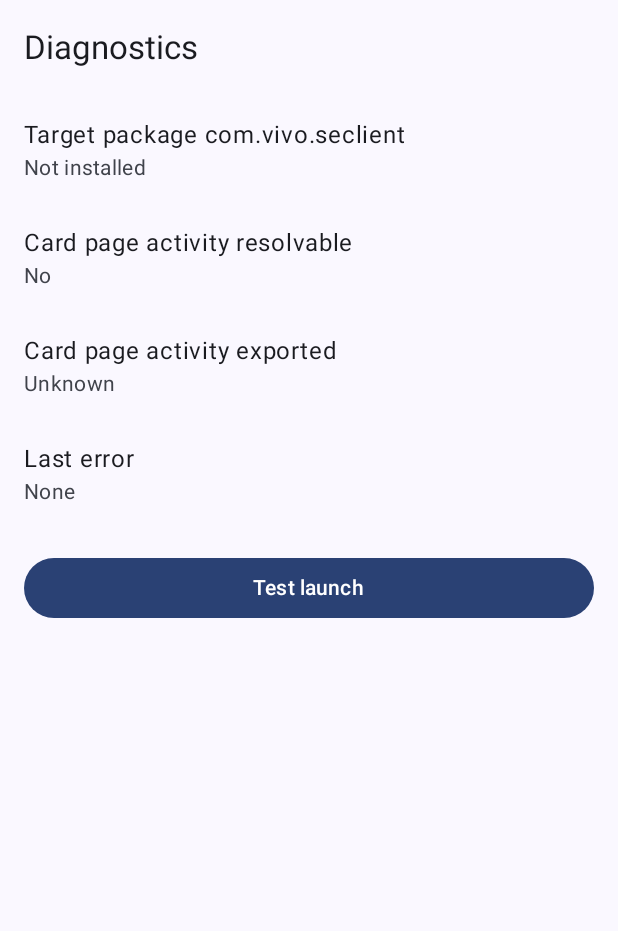
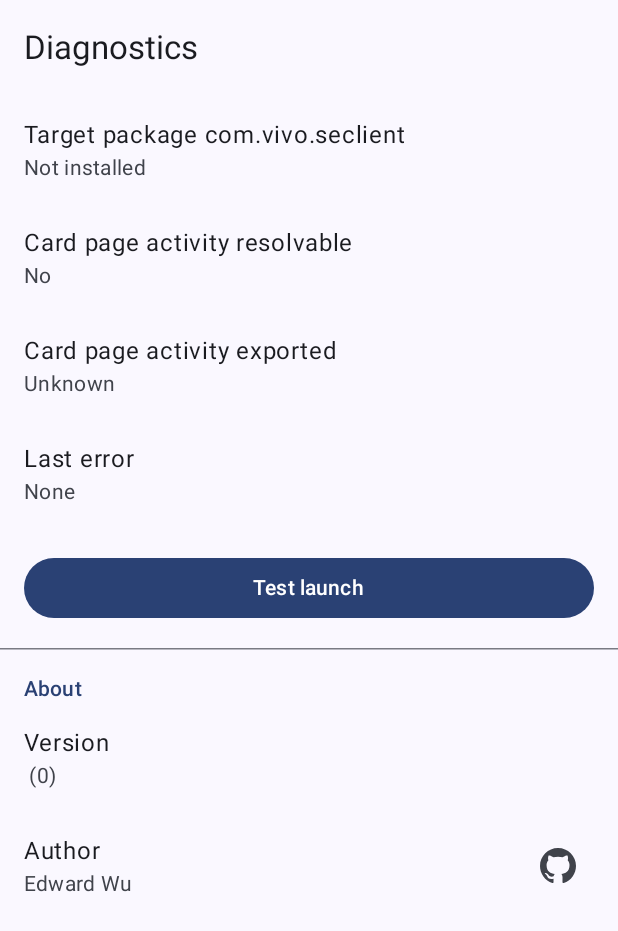
Before and after one commit to bluehomewu/TapPass, an Android app built with Jetpack Compose: the MainActivity screen opened directly, with no data from a screen before it, on a phone screen of 412 x 824 dp. Shown: the top 931 px of the screen. Run offline under Robolectric (Android 15) with nearby library versions, the phone set to English and light mode, and no system bars.

Commit message:
feat: add an About section with version and author
Show which build is installed when checking a problem, and credit the
author with a link to the GitHub profile.

- Add an About section below the diagnostics showing the app version
  name and code, read from PackageManager so BuildConfig stays off.
- Show the author with a GitHub icon button that opens
  https://github.com/bluehomewu.
- Add ic_github, the Octicons GitHub mark (MIT), as a vector drawable
  tinted by the theme.
- Add the About strings in en / zh-rTW / zh-rCN; the author name is
  untranslatable.
- Bump the version to 1.4.0 (code 5).

Signed-off-by: EdwardWu <bluehome.wu@gmail.com>

```diff
--- a/app/build.gradle.kts
+++ b/app/build.gradle.kts
@@ -13,8 +13,8 @@ android {
         applicationId = "tw.bluehomewu.tappass"
         minSdk = 30
         targetSdk = 37
-        versionCode = 4
-        versionName = "1.3.0"
+        versionCode = 5
+        versionName = "1.4.0"
 
         testInstrumentationRunner = "androidx.test.runner.AndroidJUnitRunner"
     }
--- a/app/src/main/java/tw/bluehomewu/tappass/MainActivity.kt
+++ b/app/src/main/java/tw/bluehomewu/tappass/MainActivity.kt
@@ -13,7 +13,11 @@ import androidx.compose.foundation.rememberScrollState
 import androidx.compose.foundation.verticalScroll
 import androidx.compose.material3.Button
 import androidx.compose.material3.ExperimentalMaterial3Api
+import androidx.compose.material3.HorizontalDivider
+import androidx.compose.material3.Icon
+import androidx.compose.material3.IconButton
 import androidx.compose.material3.ListItem
+import androidx.compose.material3.MaterialTheme
 import androidx.compose.material3.Scaffold
 import androidx.compose.material3.Text
 import androidx.compose.material3.TextButton
@@ -23,6 +27,8 @@ import androidx.compose.runtime.getValue
 import androidx.compose.runtime.mutableStateOf
 import androidx.compose.runtime.setValue
 import androidx.compose.ui.Modifier
+import androidx.compose.ui.platform.LocalUriHandler
+import androidx.compose.ui.res.painterResource
 import androidx.compose.ui.res.stringResource
 import androidx.compose.ui.unit.dp
 import tw.bluehomewu.tappass.ui.theme.TapPassTheme
@@ -40,6 +46,10 @@ class MainActivity : ComponentActivity() {
         val exported: Boolean?,
         val lastError: Pair<String, Long>?,
     )
+
+    private companion object {
+        const val GITHUB_URL = "https://github.com/bluehomewu"
+    }
 
     private var status by mutableStateOf<Status?>(null)
 
@@ -124,8 +134,39 @@ class MainActivity : ComponentActivity() {
                 ) {
                     Text(stringResource(R.string.diag_test_launch))
                 }
+                AboutSection()
             }
         }
+    }
+
+    @Composable
+    private fun AboutSection() {
+        // 自己的套件一定查得到
+        val self = packageManager.getPackageInfo(packageName, 0)
+        val uriHandler = LocalUriHandler.current
+        HorizontalDivider()
+        Text(
+            stringResource(R.string.about_title),
+            modifier = Modifier.padding(start = 16.dp, top = 16.dp, end = 16.dp),
+            style = MaterialTheme.typography.titleSmall,
+            color = MaterialTheme.colorScheme.primary,
+        )
+        Row(
+            stringResource(R.string.about_version),
+            stringResource(R.string.about_version_value, self.versionName.orEmpty(), self.longVersionCode),
+        )
+        Row(
+            stringResource(R.string.about_author),
+            stringResource(R.string.author_name),
+            trailing = {
+                IconButton(onClick = { uriHandler.openUri(GITHUB_URL) }) {
+                    Icon(
+                        painterResource(R.drawable.ic_github),
+                        contentDescription = stringResource(R.string.about_github),
+                    )
+                }
+            },
+        )
     }
 
     @Composable
--- /dev/null
+++ b/app/src/main/res/drawable/ic_github.xml
@@ -0,0 +1,11 @@
+<?xml version="1.0" encoding="utf-8"?>
+<!-- GitHub mark（Octicons mark-github，MIT License）；顏色由 Compose Icon 的 tint 決定 -->
+<vector xmlns:android="http://schemas.android.com/apk/res/android"
+    android:width="24dp"
+    android:height="24dp"
+    android:viewportWidth="16"
+    android:viewportHeight="16">
+    <path
+        android:fillColor="#FF000000"
+        android:pathData="M8,0c4.42,0 8,3.58 8,8a8.013,8.013 0,0 1,-5.45 7.59c-0.4,0.08 -0.55,-0.17 -0.55,-0.38 0,-0.27 0.01,-1.13 0.01,-2.2 0,-0.75 -0.25,-1.23 -0.54,-1.48 1.78,-0.2 3.65,-0.88 3.65,-3.95 0,-0.88 -0.31,-1.59 -0.82,-2.15 0.08,-0.2 0.36,-1.02 -0.08,-2.12 0,0 -0.67,-0.22 -2.2,0.82 -0.64,-0.18 -1.32,-0.27 -2,-0.27 -0.68,0 -1.36,0.09 -2,0.27 -1.53,-1.03 -2.2,-0.82 -2.2,-0.82 -0.44,1.1 -0.16,1.92 -0.08,2.12 -0.51,0.56 -0.82,1.28 -0.82,2.15 0,3.06 1.86,3.75 3.64,3.95 -0.23,0.2 -0.44,0.55 -0.51,1.07 -0.46,0.21 -1.61,0.55 -2.33,-0.66 -0.15,-0.24 -0.6,-0.83 -1.23,-0.82 -0.67,0.01 -0.27,0.38 0.01,0.53 0.34,0.19 0.73,0.9 0.82,1.13 0.16,0.45 0.68,1.31 2.69,0.94 0,0.67 0.01,1.3 0.01,1.49 0,0.21 -0.15,0.45 -0.55,0.38A7.995,7.995 0,0 1,0 8c0,-4.42 3.58,-8 8,-8Z" />
+</vector>
--- a/app/src/main/res/values/strings.xml
+++ b/app/src/main/res/values/strings.xml
@@ -18,4 +18,12 @@
 
     <!-- 跳板 -->
     <string name="launch_failed">Can\'t open Access Card: %1$s</string>
+
+    <!-- 關於 -->
+    <string name="author_name" translatable="false">Edward Wu</string>
+    <string name="about_title">About</string>
+    <string name="about_version">Version</string>
+    <string name="about_version_value">%1$s (%2$d)</string>
+    <string name="about_author">Author</string>
+    <string name="about_github">GitHub profile</string>
 </resources>
```
Also changed, not shown: 2 other files.
